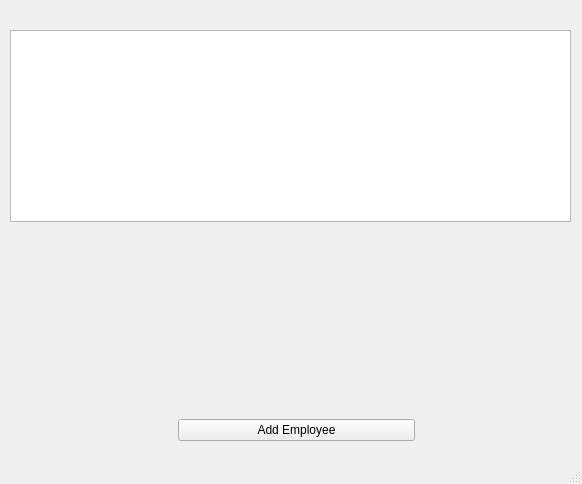
Before: the Qt Designer form src/ui/main_window.ui in FreakJoe/EmployeeManager, drawn with Qt 5.
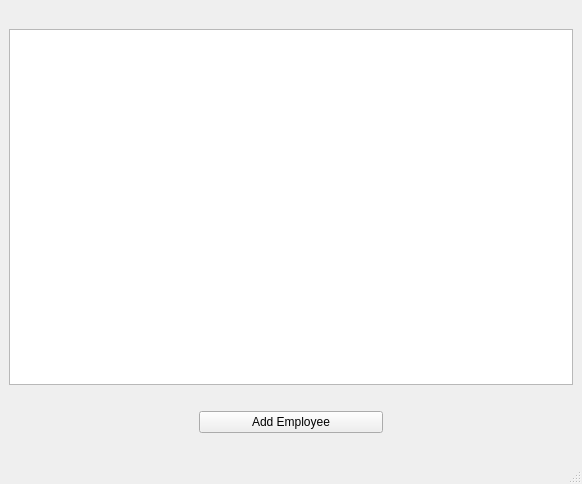
After: the same form once the commit is applied.

Commit message: Added separate form for employee creation

What changed in the file:
```diff
--- a/src/ui/main_window.ui
+++ b/src/ui/main_window.ui
@@ -14,62 +14,21 @@
    <string>Employee manager</string>
   </property>
   <widget class="QWidget" name="centralwidget">
-   <widget class="QWidget" name="">
-    <property name="geometry">
-     <rect>
-      <x>10</x>
-      <y>10</y>
-      <width>561</width>
-      <height>431</height>
-     </rect>
-    </property>
-    <layout class="QGridLayout" name="gridLayout_2">
-     <property name="sizeConstraint">
-      <enum>QLayout::SetDefaultConstraint</enum>
-     </property>
-     <property name="leftMargin">
-      <number>0</number>
-     </property>
-     <item row="2" column="12">
-      <spacer name="verticalSpacer_6">
+   <layout class="QGridLayout" name="gridLayout">
+    <item row="2" column="1">
+     <spacer name="horizontalSpacer_2">
        <property name="orientation">
-        <enum>Qt::Vertical</enum>
+       <enum>Qt::Horizontal</enum>
        </property>
        <property name="sizeHint" stdset="0">
         <size>
-         <width>20</width>
-         <height>40</height>
+        <width>40</width>
+        <height>20</height>
         </size>
        </property>
       </spacer>
      </item>
-     <item row="2" column="11">
-      <spacer name="verticalSpacer_8">
-       <property name="orientation">
-        <enum>Qt::Vertical</enum>
-       </property>
-       <property name="sizeHint" stdset="0">
-        <size>
-         <width>20</width>
-         <height>40</height>
-        </size>
-       </property>
-      </spacer>
-     </item>
-     <item row="2" column="14">
-      <spacer name="verticalSpacer">
-       <property name="orientation">
-        <enum>Qt::Vertical</enum>
-       </property>
-       <property name="sizeHint" stdset="0">
-        <size>
-         <width>20</width>
-         <height>40</height>
-        </size>
-       </property>
-      </spacer>
-     </item>
-     <item row="0" column="8">
+    <item row="0" column="1">
       <spacer name="horizontalSpacer">
        <property name="orientation">
         <enum>Qt::Horizontal</enum>
@@ -82,20 +41,53 @@
        </property>
       </spacer>
      </item>
-     <item row="2" column="13">
-      <spacer name="verticalSpacer_2">
+    <item row="4" column="1">
+     <spacer name="horizontalSpacer_3">
        <property name="orientation">
-        <enum>Qt::Vertical</enum>
+       <enum>Qt::Horizontal</enum>
        </property>
        <property name="sizeHint" stdset="0">
         <size>
-         <width>20</width>
-         <height>40</height>
+        <width>40</width>
+        <height>20</height>
         </size>
        </property>
       </spacer>
      </item>
-     <item row="1" column="0" colspan="15">
+    <item row="3" column="1">
+     <widget class="QPushButton" name="addEmployeeDialog">
+      <property name="text">
+       <string>Add Employee</string>
+      </property>
+     </widget>
+    </item>
+    <item row="3" column="0">
+     <spacer name="horizontalSpacer_4">
+      <property name="orientation">
+       <enum>Qt::Horizontal</enum>
+      </property>
+      <property name="sizeHint" stdset="0">
+       <size>
+        <width>40</width>
+        <height>20</height>
+       </size>
+      </property>
+     </spacer>
+    </item>
+    <item row="3" column="2">
+     <spacer name="horizontalSpacer_5">
+      <property name="orientation">
+       <enum>Qt::Horizontal</enum>
+      </property>
+      <property name="sizeHint" stdset="0">
+       <size>
+        <width>40</width>
+        <height>20</height>
+       </size>
+      </property>
+     </spacer>
+    </item>
+    <item row="1" column="0" colspan="3">
       <widget class="QTableWidget" name="employeeTables">
        <property name="rowCount">
         <number>0</number>
@@ -105,132 +97,7 @@
        </property>
       </widget>
      </item>
-     <item row="3" column="8">
-      <widget class="QPushButton" name="addEmployee">
-       <property name="text">
-        <string>Add Employee</string>
-       </property>
-      </widget>
-     </item>
-     <item row="2" column="8">
-      <spacer name="horizontalSpacer_2">
-       <property name="orientation">
-        <enum>Qt::Horizontal</enum>
-       </property>
-       <property name="sizeHint" stdset="0">
-        <size>
-         <width>40</width>
-         <height>20</height>
-        </size>
-       </property>
-      </spacer>
-     </item>
-     <item row="2" column="3">
-      <spacer name="verticalSpacer_7">
-       <property name="orientation">
-        <enum>Qt::Vertical</enum>
-       </property>
-       <property name="sizeHint" stdset="0">
-        <size>
-         <width>20</width>
-         <height>40</height>
-        </size>
-       </property>
-      </spacer>
-     </item>
-     <item row="2" column="4">
-      <spacer name="verticalSpacer_9">
-       <property name="orientation">
-        <enum>Qt::Vertical</enum>
-       </property>
-       <property name="sizeHint" stdset="0">
-        <size>
-         <width>20</width>
-         <height>40</height>
-        </size>
-       </property>
-      </spacer>
-     </item>
-     <item row="2" column="2">
-      <spacer name="verticalSpacer_5">
-       <property name="orientation">
-        <enum>Qt::Vertical</enum>
-       </property>
-       <property name="sizeHint" stdset="0">
-        <size>
-         <width>20</width>
-         <height>40</height>
-        </size>
-       </property>
-      </spacer>
-     </item>
-     <item row="2" column="1">
-      <spacer name="verticalSpacer_4">
-       <property name="orientation">
-        <enum>Qt::Vertical</enum>
-       </property>
-       <property name="sizeHint" stdset="0">
-        <size>
-         <width>20</width>
-         <height>40</height>
-        </size>
-       </property>
-      </spacer>
-     </item>
-     <item row="2" column="10">
-      <spacer name="verticalSpacer_11">
-       <property name="orientation">
-        <enum>Qt::Vertical</enum>
-       </property>
-       <property name="sizeHint" stdset="0">
-        <size>
-         <width>20</width>
-         <height>40</height>
-        </size>
-       </property>
-      </spacer>
-     </item>
-     <item row="2" column="9">
-      <spacer name="verticalSpacer_12">
-       <property name="orientation">
-        <enum>Qt::Vertical</enum>
-       </property>
-       <property name="sizeHint" stdset="0">
-        <size>
-         <width>20</width>
-         <height>40</height>
-        </size>
-       </property>
-      </spacer>
-     </item>
-     <item row="2" column="0">
-      <spacer name="verticalSpacer_3">
-       <property name="orientation">
-        <enum>Qt::Vertical</enum>
-       </property>
-       <property name="sizeHint" stdset="0">
-        <size>
-         <width>20</width>
-         <height>40</height>
-        </size>
-       </property>
-      </spacer>
-     </item>
-     <item row="2" column="5">
-      <spacer name="verticalSpacer_10">
-       <property name="orientation">
-        <enum>Qt::Vertical</enum>
-       </property>
-       <property name="sizeHint" stdset="0">
-        <size>
-         <width>20</width>
-         <height>40</height>
-        </size>
-       </property>
-      </spacer>
-     </item>
-    </layout>
-   </widget>
+   </layout>
   </widget>
   <widget class="QMenuBar" name="menubar">
    <property name="geometry">
```
Lines whose indentation alone changed are shown as unchanged. The commit also changes 5 other files.
